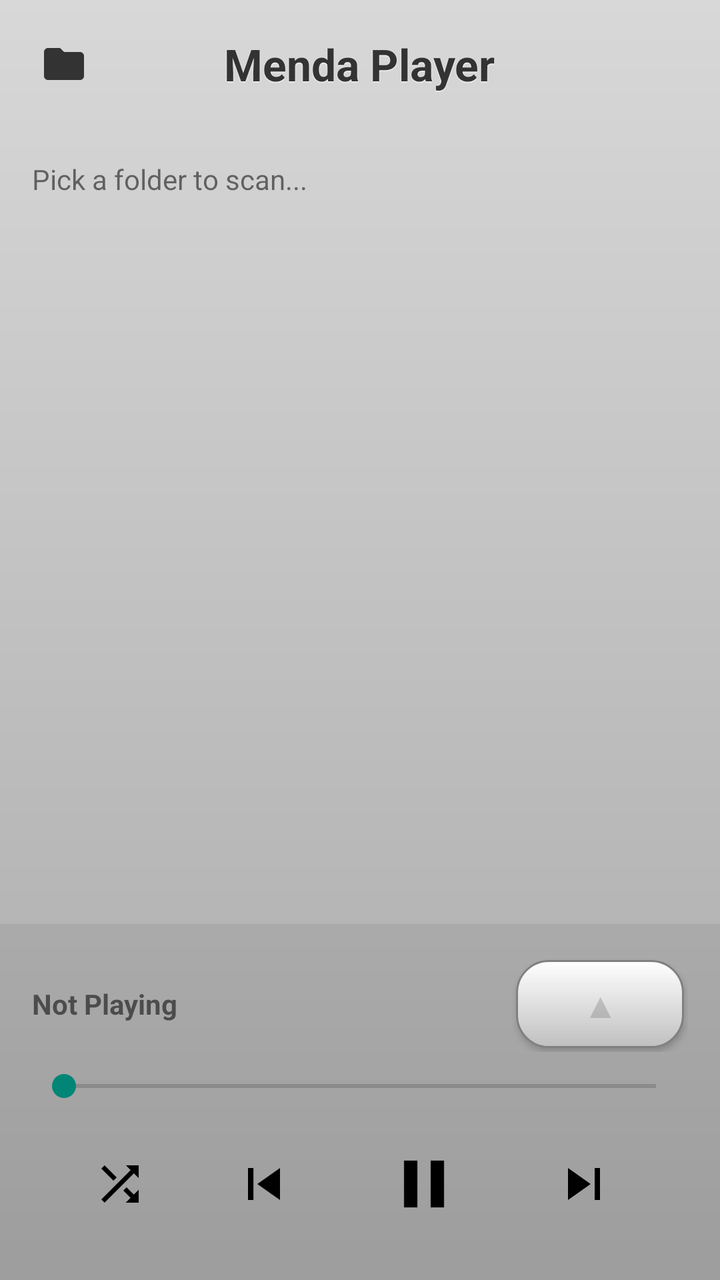
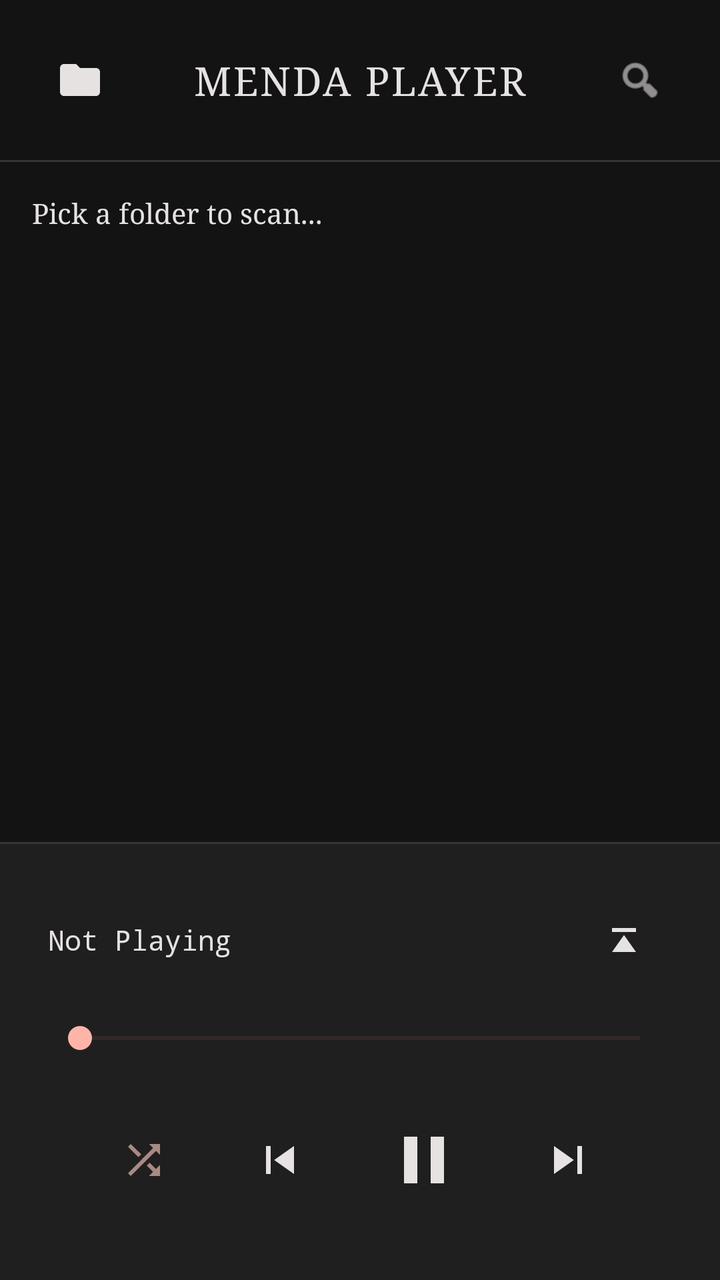

Screens rendered from an Android XML layout before and after an edit, with the pre-edit source and the edit as a unified diff.
<!-- AndroidManifest.xml: application theme Theme.MendaMusicPlayer -->
<!-- res/layout/activity_main.xml -->
<?xml version="1.0" encoding="utf-8" ?>
<LinearLayout
    xmlns:android="http://schemas.android.com/apk/res/android"
    android:layout_width="match_parent"
    android:layout_height="match_parent"
    android:orientation="vertical"
    android:background="@drawable/bg_brushed_metal"
>

    <RelativeLayout
        android:layout_width="match_parent"
        android:layout_height="wrap_content"
        android:padding="8dp">

        <ImageButton
            android:id="@+id/btnFolder"
            android:layout_width="48dp"
            android:layout_height="48dp"
            android:layout_alignParentStart="true"
            android:layout_centerVertical="true"
            android:background="?android:attr/selectableItemBackgroundBorderless"
            android:padding="12dp"
            android:scaleType="fitCenter"
            android:src="@drawable/ic_folder_vec" />

        <TextView
            android:layout_width="wrap_content"
            android:layout_height="wrap_content"
            android:layout_centerInParent="true"
            android:gravity="center"
            android:text="Menda Player"
            android:textColor="#333333"
            android:textSize="22sp"
            android:textStyle="bold"
            android:shadowColor="#FFFFFF"
            android:shadowDx="0"
            android:shadowDy="1"
            android:shadowRadius="1.0" />
    </RelativeLayout>


    <FrameLayout
        android:layout_width="match_parent"
        android:layout_height="0dp"
        android:layout_weight="1"
    >

        <LinearLayout
            android:id="@+id/viewAllMusic"
            android:layout_width="match_parent"
            android:layout_height="match_parent"
            android:orientation="vertical"
        >

            <TextView
                android:id="@+id/statusText"
                android:layout_width="match_parent"
                android:layout_height="wrap_content"
                android:padding="16dp"
                android:text="Pick a folder to scan..."
            />

            <ListView
                android:id="@+id/musicList"
                android:layout_width="match_parent"
                android:layout_height="match_parent"
            />
        </LinearLayout>

        <LinearLayout
            android:id="@+id/viewPlaylist"
            android:layout_width="match_parent"
            android:layout_height="match_parent"
            android:orientation="vertical"
            android:visibility="gone"
            android:background="@drawable/bg_brushed_metal"
        > 
            <TextView
                android:layout_width="match_parent"
                android:layout_height="wrap_content"
                android:padding="12dp"
                android:text="Up Next"
                android:textStyle="bold"
                android:textColor="#333333"
                android:textSize="18sp"
                android:shadowColor="#FFFFFF"
                android:shadowDx="0"
                android:shadowDy="1"
                android:shadowRadius="1.0"
            />

            <ImageView
                android:id="@+id/imgAlbumArt"
                android:layout_width="match_parent"
                android:layout_height="0dp"
                android:layout_weight="1"
                android:scaleType="fitCenter"
                android:src="@drawable/ic_album_placeholder_vec"
                android:padding="16dp"
            />

            <ListView
                android:id="@+id/playlistList"
                android:layout_width="match_parent"
                android:layout_height="0dp"
                android:layout_weight="1"
                android:divider="#40000000"
                android:dividerHeight="1dp"
            />
        </LinearLayout>
    </FrameLayout>

    <LinearLayout
        android:layout_width="match_parent"
        android:layout_height="wrap_content"
        android:orientation="vertical"
        android:padding="16dp"
        android:background="#10000000"
    >

        <LinearLayout
            android:layout_width="match_parent"
            android:layout_height="wrap_content"
            android:orientation="horizontal"
            android:gravity="center_vertical"
        >

            <TextView
                android:id="@+id/nowPlayingText"
                android:layout_width="0dp"
                android:layout_height="wrap_content"
                android:layout_weight="1"
                android:text="Not Playing"
                android:textStyle="bold"
            />

            <Button
                android:id="@+id/btnTogglePlaylist"
                android:layout_width="wrap_content"
                android:layout_height="wrap_content"
                android:text="▲"
                android:textSize="18sp"
                android:textColor="#3333"
                android:background="@drawable/bg_metal_button"
            />
        </LinearLayout>

        <SeekBar
            android:id="@+id/seekBar"
            android:layout_width="match_parent"
            android:layout_height="wrap_content"
            android:layout_marginTop="8dp"
            android:layout_marginBottom="8dp"
        />

        <LinearLayout
            android:layout_width="match_parent"
            android:layout_height="wrap_content"
            android:orientation="horizontal"
            android:gravity="center"
        >

        <ImageButton
                android:id="@+id/btnShuffle"
                android:layout_width="48dp"
                android:layout_height="48dp"
                android:src="@drawable/ic_shuffle_vec"
                android:scaleType="fitCenter"
                android:padding="10dp"
                android:background="?android:attr/selectableItemBackgroundBorderless"
                android:layout_marginEnd="16dp"
            />

            <ImageButton
                android:id="@+id/btnPrev"
                android:layout_width="64dp"
                android:layout_height="64dp"
                android:src="@drawable/ic_prev_vec"
                android:scaleType="fitCenter"
                android:padding="16dp"
                android:background="?android:attr/selectableItemBackgroundBorderless"
            />

            <ImageButton
                android:id="@+id/btnPlayPause"
                android:layout_width="64dp"
                android:layout_height="64dp"
                android:src="@drawable/ic_pause_vec"
                android:scaleType="fitCenter"
                android:padding="12dp"
                android:background="?android:attr/selectableItemBackgroundBorderless"
                android:layout_marginStart="16dp"
                android:layout_marginEnd="16dp"
            />

            <ImageButton
                android:id="@+id/btnNext"
                android:layout_width="64dp"
                android:layout_height="64dp"
                android:src="@drawable/ic_next_vec"
                android:scaleType="fitCenter"
                android:padding="16dp"
                android:background="?android:attr/selectableItemBackgroundBorderless"
            />
        </LinearLayout>
    </LinearLayout>
</LinearLayout>
<!-- resources referenced by this layout -->
<resources>
  <!-- drawable bg_brushed_metal (drawable) -->
  <?xml version="1.0" encoding="utf-8"?>
  <shape xmlns:android="http://schemas.android.com/apk/res/android" android:shape="rectangle">
      <gradient
          android:angle="270"
          android:startColor="#D8D8D8"
          android:centerColor="#C0C0C0"
          android:endColor="#A8A8A8"
          android:type="linear" />
  </shape>
  <!-- drawable bg_metal_button (drawable) -->
  <?xml version="1.0" encoding="utf-8"?>
  <inset xmlns:android="http://schemas.android.com/apk/res/android"
      android:insetTop="2dp" android:insetBottom="2dp"
      android:insetLeft="2dp" android:insetRight="2dp">
      <shape android:shape="rectangle">
          <gradient
              android:startColor="#FFFFFF"
              android:endColor="#C0C0C0"
              android:angle="270" />
          <corners android:radius="16dp" />
          <stroke android:width="1dp" android:color="#808080" />
      </shape>
  </inset>
  <!-- drawable ic_album_placeholder_vec (drawable) -->
  <vector xmlns:android="http://schemas.android.com/apk/res/android"
      android:width="200dp"
      android:height="200dp"
      android:viewportWidth="24.0"
      android:viewportHeight="24.0">
      
      <path
          android:fillColor="#E0E0E0"
          android:pathData="M 0 0 h 24 v 24 h -24 Z" />
      
      
      <path
          android:fillColor="#9E9E9E"
          android:pathData="M12,3v10.55c-0.59-0.34-1.27-0.55-2-0.55c-2.21,0-4,1.79-4,4s1.79,4,4,4s4-1.79,4-4V7h4V3h-6z" />
  </vector>
  <!-- drawable ic_folder_vec (drawable) -->
  <vector xmlns:android="http://schemas.android.com/apk/res/android"
      android:width="24dp"
      android:height="24dp"
      android:viewportWidth="24"
      android:viewportHeight="24">
      <path
          android:fillColor="#FF333333"
          android:pathData="M10,4H4c-1.1,0 -1.99,0.9 -1.99,2L2,18c0,1.1 0.9,2 2,2h16c1.1,0 2,-0.9 2,-2V8c0,-1.1 -0.9,-2 -2,-2h-8l-2,-2z" />
  </vector>
  <!-- drawable ic_next_vec (drawable) -->
  <vector xmlns:android="http://schemas.android.com/apk/res/android"
      android:width="24dp"
      android:height="24dp"
      android:viewportWidth="24"
      android:viewportHeight="24">
      <path
          android:fillColor="#FF000000"
          android:pathData="M6,18l8.5,-6L6,6V18zM16,6v12h2V6H16z" />
  </vector>
  <!-- drawable ic_pause_vec (drawable) -->
  <vector xmlns:android="http://schemas.android.com/apk/res/android"
      android:width="24dp"
      android:height="24dp"
      android:viewportWidth="24"
      android:viewportHeight="24">
      <path
          android:fillColor="#FF000000"
          android:pathData="M6,19h4V5H6v14zM14,5v14h4V5h-4z" />
  </vector>
  <!-- drawable ic_prev_vec (drawable) -->
  <vector xmlns:android="http://schemas.android.com/apk/res/android"
      android:width="24dp"
      android:height="24dp"
      android:viewportWidth="24"
      android:viewportHeight="24">
      <path
          android:fillColor="#FF000000"
          android:pathData="M6,6h2v12H6V6zM9.5,12l8.5,6V6L9.5,12z" />
  </vector>
  <!-- drawable ic_shuffle_vec (drawable) -->
  <vector xmlns:android="http://schemas.android.com/apk/res/android"
      android:width="24dp"
      android:height="24dp"
      android:viewportWidth="24.0"
      android:viewportHeight="24.0">
      <path
          android:fillColor="#FF000000"
          android:pathData="M10.59,9.17L5.41,4L4,5.41l5.17,5.17L10.59,9.17zM14.5,4l2.04,2.04L4,18.59L5.41,20L17.96,7.46L20,9.5V4H14.5zM14.83,13.41l-1.41,1.41l3.13,3.13L14.5,20H20v-5.5l-2.04,2.04L14.83,13.41z"/>
  </vector>
  <style name="Theme.MendaMusicPlayer" parent="Theme.AppCompat.Light.NoActionBar">
          <item name="windowActionBar">false</item>
          <item name="windowNoTitle">true</item>
      </style>
</resources>

<!-- the commit's change to res/layout/activity_main.xml (unified diff, before → after) -->
@@ -4,13 +4,14 @@
     android:layout_width="match_parent"
     android:layout_height="match_parent"
     android:orientation="vertical"
-    android:background="@drawable/bg_brushed_metal"
+    android:background="@color/background"
 >
 
     <RelativeLayout
+        android:id="@+id/defaultTopBar"
         android:layout_width="match_parent"
         android:layout_height="wrap_content"
-        android:padding="8dp">
+        android:padding="16dp">
 
         <ImageButton
             android:id="@+id/btnFolder"
@@ -21,23 +22,74 @@
             android:background="?android:attr/selectableItemBackgroundBorderless"
             android:padding="12dp"
             android:scaleType="fitCenter"
-            android:src="@drawable/ic_folder_vec" />
+            android:src="@drawable/ic_folder_vec"
+            android:tint="@color/onBackground" />
 
         <TextView
             android:layout_width="wrap_content"
             android:layout_height="wrap_content"
             android:layout_centerInParent="true"
             android:gravity="center"
-            android:text="Menda Player"
-            android:textColor="#333333"
-            android:textSize="22sp"
-            android:textStyle="bold"
-            android:shadowColor="#FFFFFF"
-            android:shadowDx="0"
-            android:shadowDy="1"
-            android:shadowRadius="1.0" />
+            android:text="MENDA PLAYER"
+            android:textColor="@color/onBackground"
+            android:textSize="20sp"
+            android:fontFamily="serif"
+            android:letterSpacing="0.05" />
+
+        <ImageButton
+            android:id="@+id/btnSearch"
+            android:layout_width="48dp"
+            android:layout_height="48dp"
+            android:layout_alignParentEnd="true"
+            android:layout_centerVertical="true"
+            android:background="?android:attr/selectableItemBackgroundBorderless"
+            android:padding="12dp"
+            android:scaleType="fitCenter"
+            android:src="@android:drawable/ic_menu_search"
+            android:tint="@color/onBackground" />
     </RelativeLayout>
 
+    <RelativeLayout
+        android:id="@+id/searchTopBar"
+        android:layout_width="match_parent"
+        android:layout_height="wrap_content"
+        android:padding="16dp"
+        android:visibility="gone">
+
+        <ImageButton
+            android:id="@+id/btnSearchClose"
+            android:layout_width="48dp"
+            android:layout_height="48dp"
+            android:layout_alignParentStart="true"
+            android:layout_centerVertical="true"
+            android:background="?android:attr/selectableItemBackgroundBorderless"
+            android:padding="12dp"
+            android:scaleType="fitCenter"
+            android:src="@drawable/ic_prev_vec" 
+            android:tint="@color/onBackground" />
+
+        <EditText
+            android:id="@+id/etSearchInput"
+            android:layout_width="match_parent"
+            android:layout_height="wrap_content"
+            android:layout_centerVertical="true"
+            android:layout_toEndOf="@id/btnSearchClose"
+            android:background="@null"
+            android:hint="Search songs..."
+            android:paddingStart="16dp"
+            android:paddingEnd="16dp"
+            android:textColor="@color/onBackground"
+            android:textColorHint="@color/outline"
+            android:textSize="18sp"
+            android:maxLines="1"
+            android:inputType="textNoSuggestions"
+            android:imeOptions="actionSearch" />
+    </RelativeLayout>
+
+    <View
+        android:layout_width="match_parent"
+        android:layout_height="1dp"
+        android:background="@color/divider" />
 
     <FrameLayout
         android:layout_width="match_parent"
@@ -58,12 +110,16 @@
                 android:layout_height="wrap_content"
                 android:padding="16dp"
                 android:text="Pick a folder to scan..."
+                android:textColor="@color/onSurface"
+                android:fontFamily="serif"
             />
 
             <ListView
                 android:id="@+id/musicList"
                 android:layout_width="match_parent"
                 android:layout_height="match_parent"
+                android:divider="@color/divider"
+                android:dividerHeight="1dp"
             />
         </LinearLayout>
 
@@ -73,49 +129,55 @@
             android:layout_height="match_parent"
             android:orientation="vertical"
             android:visibility="gone"
-            android:background="@drawable/bg_brushed_metal"
+            android:background="@color/background"
         > 
             <TextView
                 android:layout_width="match_parent"
                 android:layout_height="wrap_content"
                 android:padding="12dp"
-                android:text="Up Next"
-                android:textStyle="bold"
-                android:textColor="#333333"
-                android:textSize="18sp"
-                android:shadowColor="#FFFFFF"
-                android:shadowDx="0"
-                android:shadowDy="1"
-                android:shadowRadius="1.0"
+                android:text="UP NEXT"
+                android:textColor="@color/onSurface"
+                android:textSize="14sp"
+                android:fontFamily="serif"
+                android:letterSpacing="0.05"
+                android:background="@color/surfaceContainer"
             />
 
             <ImageView
                 android:id="@+id/imgAlbumArt"
+                android:layout_width="200dp"
+                android:layout_height="200dp"
+                android:layout_gravity="center_horizontal"
+                android:layout_marginTop="24dp"
+                android:layout_marginBottom="24dp"
+                android:scaleType="fitCenter"
+                android:src="@drawable/ic_album_placeholder_vec"
+                android:elevation="4dp" />
+
+            <ListView
+                android:id="@+id/playlistList"
                 android:layout_width="match_parent"
                 android:layout_height="0dp"
                 android:layout_weight="1"
-                android:scaleType="fitCenter"
-                android:src="@drawable/ic_album_placeholder_vec"
-                android:padding="16dp"
-            />
-
-            <ListView
-                android:id="@+id/playlistList"
-                android:layout_width="match_parent"
-                android:layout_height="0dp"
-                android:layout_weight="1"
-                android:divider="#40000000"
+                android:divider="@color/divider"
                 android:dividerHeight="1dp"
             />
         </LinearLayout>
     </FrameLayout>
 
+    <View
+        android:id="@+id/bottomDivider"
+        android:layout_width="match_parent"
+        android:layout_height="1dp"
+        android:background="@color/divider" />
+
     <LinearLayout
+        android:id="@+id/bottomPlayerBar"
         android:layout_width="match_parent"
         android:layout_height="wrap_content"
         android:orientation="vertical"
-        android:padding="16dp"
-        android:background="#10000000"
+        android:padding="24dp"
+        android:background="@color/surfaceContainer"
     >
 
         <LinearLayout
@@ -131,17 +193,23 @@
                 android:layout_height="wrap_content"
                 android:layout_weight="1"
                 android:text="Not Playing"
-                android:textStyle="bold"
-            />
-
-            <Button
+                android:textColor="@color/onSurface"
+                android:fontFamily="monospace"
+                android:textSize="14sp"
+                android:maxLines="1"
+                android:ellipsize="end"
+            />
+
+            <ImageButton
                 android:id="@+id/btnTogglePlaylist"
-                android:layout_width="wrap_content"
-                android:layout_height="wrap_content"
-                android:text="▲"
-                android:textSize="18sp"
-                android:textColor="#3333"
-                android:background="@drawable/bg_metal_button"
+                android:layout_width="48dp"
+                android:layout_height="48dp"
+                android:src="@drawable/ic_next_vec"
+                android:rotation="-90"
+                android:background="?android:attr/selectableItemBackgroundBorderless"
+                android:padding="12dp"
+                android:scaleType="fitCenter"
+                android:tint="@color/onBackground"
             />
         </LinearLayout>
 
@@ -149,8 +217,11 @@
             android:id="@+id/seekBar"
             android:layout_width="match_parent"
             android:layout_height="wrap_content"
-            android:layout_marginTop="8dp"
-            android:layout_marginBottom="8dp"
+            android:layout_marginTop="16dp"
+            android:layout_marginBottom="16dp"
+            android:progressBackgroundTint="@color/outlineVariant"
+            android:progressTint="@color/primary"
+            android:thumbTint="@color/primary"
         />
 
         <LinearLayout
@@ -160,47 +231,51 @@
             android:gravity="center"
         >
 
-        <ImageButton
+            <ImageButton
                 android:id="@+id/btnShuffle"
                 android:layout_width="48dp"
                 android:layout_height="48dp"
                 android:src="@drawable/ic_shuffle_vec"
                 android:scaleType="fitCenter"
-                android:padding="10dp"
+                android:padding="12dp"
                 android:background="?android:attr/selectableItemBackgroundBorderless"
                 android:layout_marginEnd="16dp"
+                android:tint="@color/outline"
             />
 
             <ImageButton
                 android:id="@+id/btnPrev"
-                android:layout_width="64dp"
-                android:layout_height="64dp"
+                android:layout_width="56dp"
+                android:layout_height="56dp"
                 android:src="@drawable/ic_prev_vec"
                 android:scaleType="fitCenter"
+                android:padding="14dp"
+                android:background="?android:attr/selectableItemBackgroundBorderless"
+                android:tint="@color/onBackground"
+            />
+
+            <ImageButton
+                android:id="@+id/btnPlayPause"
+                android:layout_width="72dp"
+                android:layout_height="72dp"
+                android:src="@drawable/ic_pause_vec"
+                android:scaleType="fitCenter"
                 android:padding="16dp"
                 android:background="?android:attr/selectableItemBackgroundBorderless"
-            />
-
-            <ImageButton
-                android:id="@+id/btnPlayPause"
-                android:layout_width="64dp"
-                android:layout_height="64dp"
-                android:src="@drawable/ic_pause_vec"
-                android:scaleType="fitCenter"
-                android:padding="12dp"
-                android:background="?android:attr/selectableItemBackgroundBorderless"
-                android:layout_marginStart="16dp"
-                android:layout_marginEnd="16dp"
+                android:layout_marginStart="8dp"
+                android:layout_marginEnd="8dp"
+                android:tint="@color/onBackground"
             />
 
             <ImageButton
                 android:id="@+id/btnNext"
-                android:layout_width="64dp"
-                android:layout_height="64dp"
+                android:layout_width="56dp"
+                android:layout_height="56dp"
                 android:src="@drawable/ic_next_vec"
                 android:scaleType="fitCenter"
-                android:padding="16dp"
-                android:background="?android:attr/selectableItemBackgroundBorderless"
+                android:padding="14dp"
+                android:background="?android:attr/selectableItemBackgroundBorderless"
+                android:tint="@color/onBackground"
             />
         </LinearLayout>
     </LinearLayout>
<!-- resource entries referenced after the edit -->
@@ -1,29 +1,13 @@
 <!-- resources referenced by this layout -->
 <resources>
-  <!-- drawable bg_brushed_metal (drawable) -->
-  <?xml version="1.0" encoding="utf-8"?>
-  <shape xmlns:android="http://schemas.android.com/apk/res/android" android:shape="rectangle">
-      <gradient
-          android:angle="270"
-          android:startColor="#D8D8D8"
-          android:centerColor="#C0C0C0"
-          android:endColor="#A8A8A8"
-          android:type="linear" />
-  </shape>
-  <!-- drawable bg_metal_button (drawable) -->
-  <?xml version="1.0" encoding="utf-8"?>
-  <inset xmlns:android="http://schemas.android.com/apk/res/android"
-      android:insetTop="2dp" android:insetBottom="2dp"
-      android:insetLeft="2dp" android:insetRight="2dp">
-      <shape android:shape="rectangle">
-          <gradient
-              android:startColor="#FFFFFF"
-              android:endColor="#C0C0C0"
-              android:angle="270" />
-          <corners android:radius="16dp" />
-          <stroke android:width="1dp" android:color="#808080" />
-      </shape>
-  </inset>
+  <color name="background">#131313</color>
+  <color name="divider">#353534</color>
+  <color name="onBackground">#e5e2e1</color>
+  <color name="onSurface">#e5e2e1</color>
+  <color name="outline">#aa8984</color>
+  <color name="outlineVariant">#5a403c</color>
+  <color name="primary">#ffb4a8</color>
+  <color name="surfaceContainer">#201f1f</color>
   <!-- drawable ic_album_placeholder_vec (drawable) -->
   <vector xmlns:android="http://schemas.android.com/apk/res/android"
       android:width="200dp"
@@ -90,9 +74,22 @@
           android:fillColor="#FF000000"
           android:pathData="M10.59,9.17L5.41,4L4,5.41l5.17,5.17L10.59,9.17zM14.5,4l2.04,2.04L4,18.59L5.41,20L17.96,7.46L20,9.5V4H14.5zM14.83,13.41l-1.41,1.41l3.13,3.13L14.5,20H20v-5.5l-2.04,2.04L14.83,13.41z"/>
   </vector>
-  <style name="Theme.MendaMusicPlayer" parent="Theme.AppCompat.Light.NoActionBar">
+  <style name="Theme.MendaMusicPlayer" parent="Theme.MaterialComponents.NoActionBar">
+          
+          <item name="colorPrimary">@color/primary</item>
+          <item name="colorOnPrimary">@color/onPrimary</item>
+          
+          <item name="colorSecondary">@color/onBackground</item>
+          <item name="colorOnSecondary">@color/background</item>
+          
+          <item name="android:statusBarColor">@color/background</item>
+          <item name="android:windowLightStatusBar">false</item>
+          
+          <item name="android:windowBackground">@color/background</item>
+          
           <item name="windowActionBar">false</item>
           <item name="windowNoTitle">true</item>
       </style>
+  <color name="onPrimary">#690000</color>
 </resources>
 
